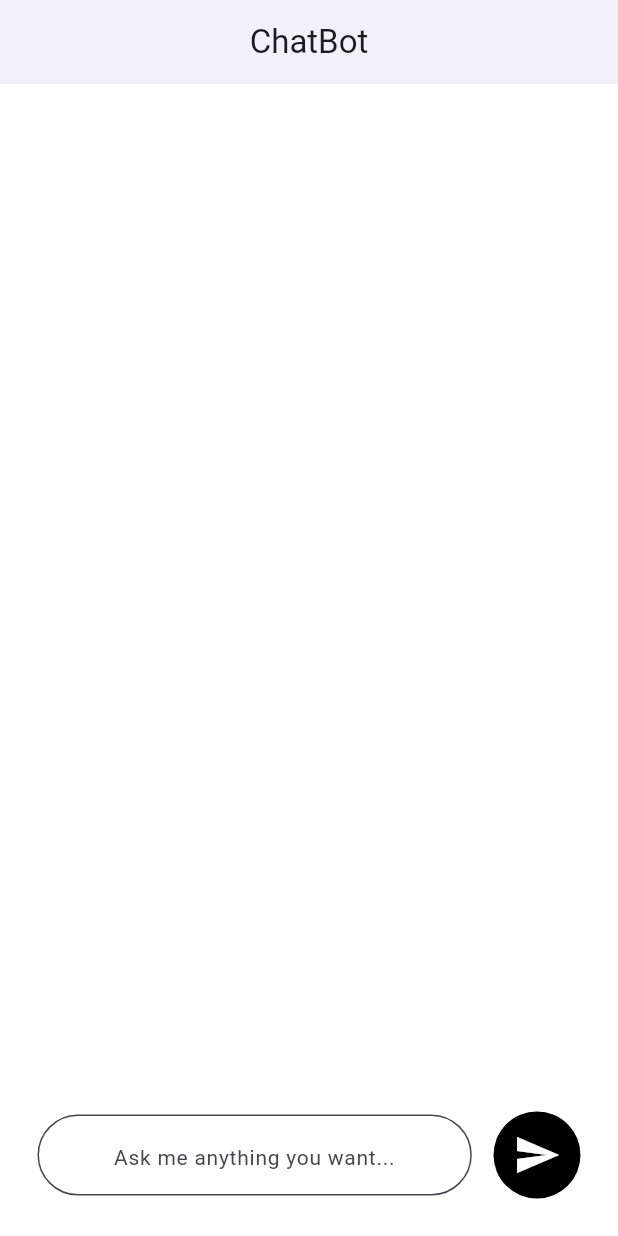
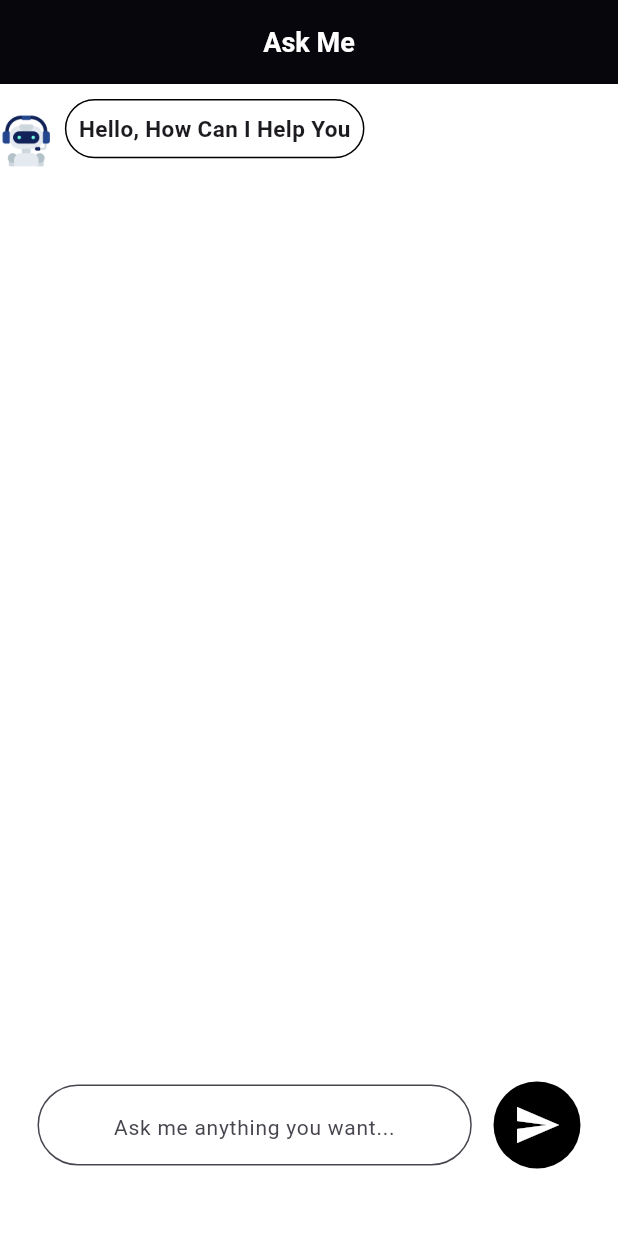
Before and after one commit to developertouch/chatbot, a Flutter app: the screen it shows after launch, on a phone screen of 412 x 824 dp. Run offline on Flutter 3.47's test engine with Material 3 defaults, Android fonts, the phone set to English and light mode, and no system bars; drawn by our look-alikes of animated_text_kit; our stand-ins replace google_generative_ai; missing offline and left inert: clipboard.

```diff
--- /dev/null
+++ b/lib/global.dart
@@ -0,0 +1,2 @@
+import 'package:flutter/material.dart';
+late Size mq;
--- a/lib/home_screen.dart
+++ b/lib/home_screen.dart
@@ -1,16 +1,29 @@
+import 'package:animated_text_kit/animated_text_kit.dart';
+import 'package:clipboard/clipboard.dart';
 import 'package:flutter/material.dart';
+import 'package:flutter/services.dart';
 import 'package:google_generative_ai/google_generative_ai.dart';
 import 'package:intl/intl.dart';
 
+import 'global.dart';
 import 'model.dart';
 class Home_Screen extends StatefulWidget {
+
   const Home_Screen({super.key});
+
 
   @override
   State<Home_Screen> createState() => _Home_ScreenState();
 }
 
 class _Home_ScreenState extends State<Home_Screen> {
+  @override
+  void initState() {
+    // TODO: implement initState
+    super.initState();
+    SystemChrome.setEnabledSystemUIMode(SystemUiMode.edgeToEdge);
+
+  }
   TextEditingController promptController = TextEditingController();
   static const apiKey='AIzaSyBG-nSXx31H7Of1JzXgWSBxCmY6TAX2qo0';
   final model= GenerativeModel(model: "gemini-pro", apiKey: apiKey);
@@ -40,16 +53,61 @@ class _Home_ScreenState extends State<Home_Screen> {
 
   @override
   Widget build(BuildContext context) {
+
+    mq = MediaQuery.sizeOf(context);
     return  Scaffold(
       backgroundColor: Colors.white,
       appBar: AppBar(
-        title: Text("ChatBot"),
+        title: Text("Ask Me",style: TextStyle(
+          fontSize: 18,
+          color: Colors.white,
+          fontWeight: FontWeight.bold
+        ),),
         centerTitle: true,
-        backgroundColor: Colors.white,
+        backgroundColor: Colors.black,
         elevation: 3,
       ),
       body: Column(
+
         children: [
+          SizedBox(height: 10,),
+          Row(
+            children: [
+              Image.asset('assets/images/logo 1.png',width: 35,),
+              Container(
+                constraints: BoxConstraints(
+                    maxWidth: mq.width * .6
+                ),
+                margin: EdgeInsets.only(
+                    bottom: mq.height * .02, left: mq.width *.02
+                ),
+                padding: EdgeInsets.symmetric(
+                  vertical: mq.height * .01, horizontal: mq.width *.02,
+                ),
+                decoration: BoxDecoration(
+                    border: Border.all(color: Colors.black),
+                    borderRadius: BorderRadius.circular(20)),
+                child: AnimatedTextKit(
+                  animatedTexts: [
+                    TypewriterAnimatedText(
+                      'Hello, How Can I Help You',
+                      textStyle: const TextStyle(
+                        fontSize: 15.0,
+                        fontWeight: FontWeight.bold,
+                      ),
+                      speed: const Duration(milliseconds: 200),
+                    ),
+                  ],
+
+                  totalRepeatCount: 1,
+                  pause: const Duration(milliseconds: 1000),
+                  displayFullTextOnTap: true,
+                  stopPauseOnTap: true,
+                ),
+
+              ),
+            ],
+          ),
           Expanded(child: ListView.builder(
               itemCount:prompt.length ,
               itemBuilder: (context,index){
@@ -97,6 +155,7 @@ class _Home_ScreenState extends State<Home_Screen> {
               ],
             ),
           ),
+          SizedBox(height: 20,),
         ],
       ),
     );
@@ -104,7 +163,6 @@ class _Home_ScreenState extends State<Home_Screen> {
 
   Container UserPrompt({required final bool isPrompt, required String message, required String date}) {
     return Container(
-
       decoration: BoxDecoration(
         color: isPrompt ? Colors.white : Colors.white,
         border: Border.all(color: Colors.black),
@@ -121,21 +179,53 @@ class _Home_ScreenState extends State<Home_Screen> {
             child: Column(
               crossAxisAlignment: CrossAxisAlignment.start,
               children: [
+
                 // for prompt and response
-                Text(message,
-                  textAlign: TextAlign.center,
-                  style: TextStyle(
-                  fontWeight:isPrompt?FontWeight.normal:FontWeight.bold,
-                fontSize:18,
-                  color: isPrompt ? Colors.black:Colors.black,
-                ),
+                // AnimatedTextKit(
+                //   animatedTexts: [
+                //     TypewriterAnimatedText(
+                //       message,
+                //       textStyle: const TextStyle(
+                //         fontSize: 18.0,
+                //         fontWeight: FontWeight.bold,
+                //       ),
+                //       speed: const Duration(milliseconds: 50),
+                //     ),
+                //   ],
+                //
+                //   totalRepeatCount: 1,
+                //   pause: const Duration(milliseconds: 1000),
+                //   displayFullTextOnTap: true,
+                //   stopPauseOnTap: true,
+                // ),
+
+                InkWell(
+                  onLongPress: (){
+                    FlutterClipboard.copy(message).then(( value ) {
+                      ScaffoldMessenger.of(context).showSnackBar(SnackBar(content: Text("Text copied",style: TextStyle(
+                        color: Colors.white,
+
+                      ),),backgroundColor: Colors.black,
+                      ),
+                      );
+
+                    });
+                  },
+                  child: Text(message,
+                    // textAlign: TextAlign.center,
+                    style: TextStyle(
+                    fontWeight:isPrompt?FontWeight.normal:FontWeight.bold,
+                  fontSize:15,
+                    color: isPrompt ? Colors.black:Colors.black,
+                  ),
+                  ),
                 ),
               //   for prompt and response time
                 Text(
                 date,
                   style: TextStyle(
 
-                  fontSize:15,
+                  fontSize:13,
                   color: isPrompt ? Colors.black:Colors.black,
                 ),
                 ),
--- a/lib/main.dart
+++ b/lib/main.dart
@@ -1,7 +1,13 @@
 import 'package:ai_chatbot/home_screen.dart';
+import 'package:ai_chatbot/splash%20screen/splash_screen.dart';
 import 'package:flutter/material.dart';
+import 'package:flutter/services.dart';
 
-void main() {
+void main()async {
+  WidgetsFlutterBinding.ensureInitialized();
+  await SystemChrome.setEnabledSystemUIMode(SystemUiMode.immersiveSticky);
+  await SystemChrome.setPreferredOrientations([DeviceOrientation.portraitUp,DeviceOrientation.portraitDown]);
+
   runApp(const MyApp());
 }
 
@@ -10,9 +16,12 @@ class MyApp extends StatelessWidget {
 
   @override
   Widget build(BuildContext context) {
-    return const MaterialApp(
+    return  MaterialApp(
+      theme: ThemeData(
+        useMaterial3: true,
+      ),
       debugShowCheckedModeBanner: false,
-      home: Home_Screen(),
+      home: splash_screen(),
     );
   }
 }
```
Also changed, not shown: icons_launcher.yaml (added, +7 -0 lines), lib/splash screen/splash_screen.dart (added, +81 -0 lines), pubspec.yaml (+9 -2 lines), assets/images/logo 1.png (added), assets/images/logo.png (added), assets/images/splash screen icon.png (added), pubspec.lock, 26 other files.
